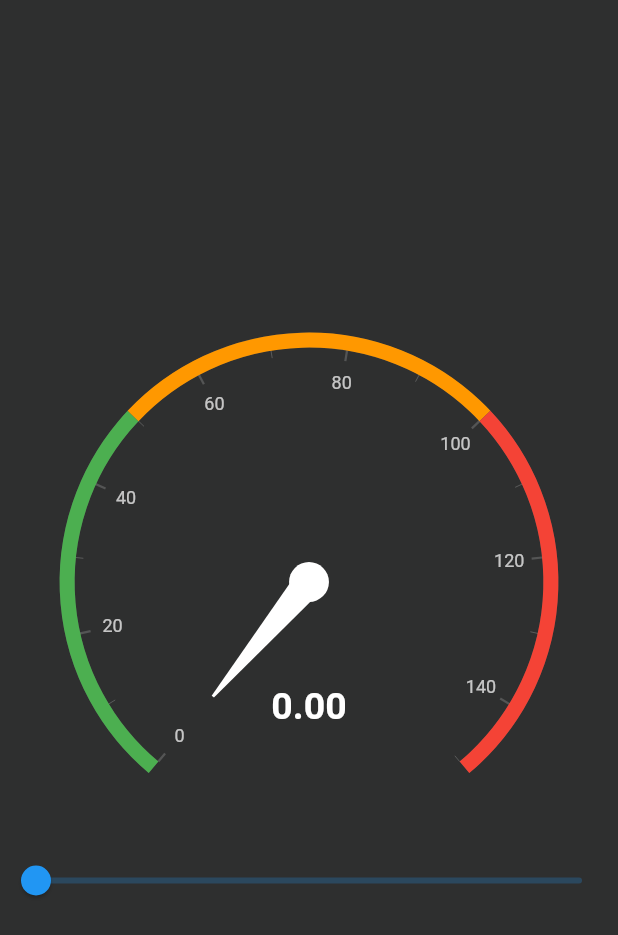
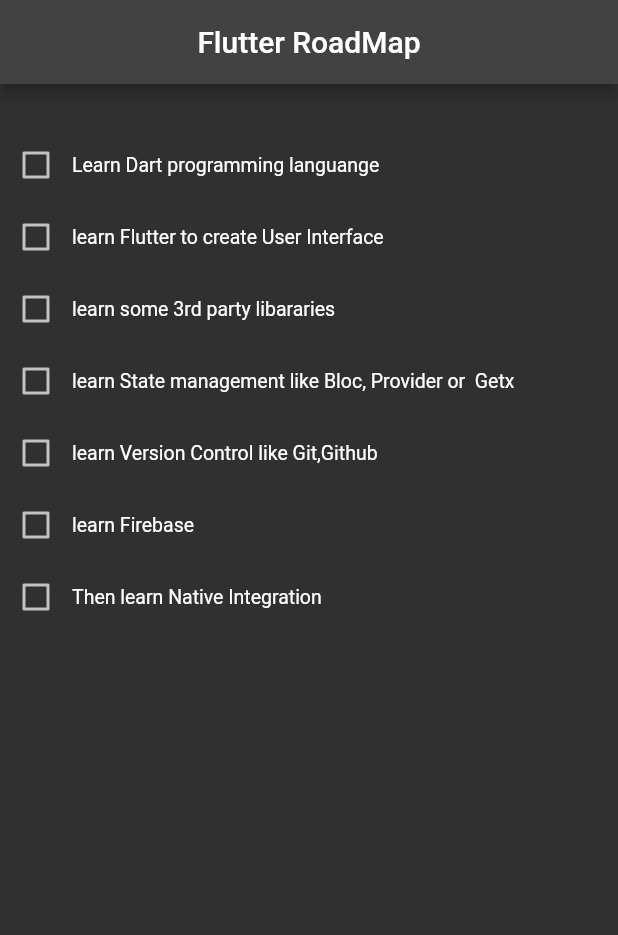
Before and after one commit to DeveloperMalay/flutter_animations, a Flutter app: the screen it shows after launch, on a phone screen of 412 x 824 dp. Shown: the top 935 px of the screen. Run offline on Flutter 3.47's test engine with Material 2 defaults, Android fonts, the phone set to English and light mode, and no system bars; drawn by our look-alikes of syncfusion_flutter_gauges; our stand-ins replace avatar_glow.

Commit message:
creating flutter roadmap

```diff
--- /dev/null
+++ b/lib/animations/roadmap.dart
@@ -0,0 +1,101 @@
+import 'package:flutter/material.dart';
+
+class RoadMap {
+  final String title;
+  bool click;
+  RoadMap({
+    required this.title,
+    required this.click,
+  });
+}
+
+List<RoadMap> data = <RoadMap>[
+  RoadMap(title: 'Learn Dart programming languange', click: false),
+  RoadMap(title: 'learn Flutter to create User Interface', click: false),
+  RoadMap(title: 'learn some 3rd party libararies ', click: false),
+  RoadMap(
+      title: 'learn State management like Bloc, Provider or  Getx',
+      click: false),
+  RoadMap(title: 'learn Version Control like Git,Github', click: false),
+  RoadMap(title: 'learn Firebase', click: false),
+  RoadMap(title: 'Then learn Native Integration', click: false)
+];
+
+class FlutterRoadMap extends StatefulWidget {
+  const FlutterRoadMap({super.key});
+
+  @override
+  State<FlutterRoadMap> createState() => _FlutterRoadMapState();
+}
+
+class _FlutterRoadMapState extends State<FlutterRoadMap>
+    with SingleTickerProviderStateMixin {
+  late AnimationController controller;
+
+  late Animation<double> _fadeInFadeOut;
+
+  @override
+  void initState() {
+    controller = AnimationController(
+      vsync: this,
+      duration: const Duration(milliseconds: 150),
+    );
+    _fadeInFadeOut = Tween<double>(begin: 0.0, end: 1).animate(
+        CurvedAnimation(parent: controller, curve: Curves.easeInToLinear));
+    controller.forward();
+    super.initState();
+  }
+
+  @override
+  void dispose() {
+    controller.dispose();
+    super.dispose();
+  }
+
+  @override
+  Widget build(BuildContext context) {
+    return Scaffold(
+        appBar: AppBar(centerTitle: true, title: const Text('Flutter RoadMap')),
+        body: FadeTransition(
+          opacity: _fadeInFadeOut,
+          child: Column(
+            children: [
+              const SizedBox(height: 30),
+              ListView.builder(
+                  shrinkWrap: true,
+                  itemCount: data.length,
+                  itemBuilder: (context, index) {
+                    return Row(
+                      children: [
+                        data[index].click
+                            ? IconButton(
+                                onPressed: () {
+                                  setState(() {
+                                    data[index].click = !data[index].click;
+                                  });
+                                },
+                                icon: const Icon(Icons.check_circle,
+                                    color: Colors.green))
+                            : Checkbox(
+                                value: data[index].click,
+                                onChanged: (e) {
+                                  setState(() {
+                                    data[index].click = e!;
+                                  });
+                                }),
+                        Text(
+                          data[index].title,
+                          style: TextStyle(
+                              fontSize: 13,
+                              color: data[index].click
+                                  ? Colors.green
+                                  : Colors.white),
+                        )
+                      ],
+                    );
+                  })
+            ],
+          ),
+        ));
+  }
+}
--- a/lib/main.dart
+++ b/lib/main.dart
@@ -1,5 +1,5 @@
 import 'package:flutter/material.dart';
-import 'animations/speedometer_screen.dart';
+import 'animations/roadmap.dart';
 
 void main() {
   runApp(const MyApp());
@@ -15,7 +15,7 @@
       debugShowCheckedModeBanner: false,
       title: 'Flutter Demo',
       theme: ThemeData.dark(),
-      home: const SpeedoMeterScreen(),
+      home: const FlutterRoadMap(),
     );
   }
 }
--- a/pubspec.yaml
+++ b/pubspec.yaml
@@ -20,7 +20,7 @@
 version: 1.0.0+1
 
 environment:
-  sdk: '>=2.18.4 <3.0.0'
+  sdk: '>=2.18.6 <3.0.0'
 
 # Dependencies specify other packages that your package needs in order to work.
 # To automatically upgrade your package dependencies to the latest versions
@@ -38,6 +38,7 @@
   cupertino_icons: ^1.0.2
   avatar_glow: ^2.0.2
   syncfusion_flutter_gauges: ^20.4.51
+  image_picker: ^0.8.6+3
 
 dev_dependencies:
   flutter_test:
```
Also changed, not shown: lib/animations/p2.dart (added, +60 -0 lines), lib/animations/speedometer_screen.dart (+13 -0 lines), lib/package.dart (added, +78 -0 lines), pubspec.lock, 12 other files.
